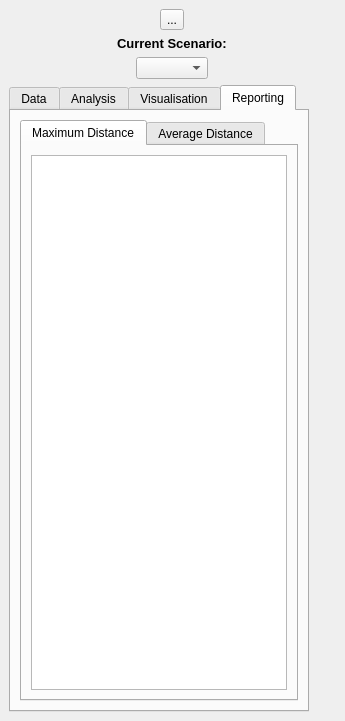
This is PASCAL2/spatial_decision_dockwidget_base.ui in SimonGriffioen/GEO1005 as Qt 5 draws it before an edit. The edited form follows.
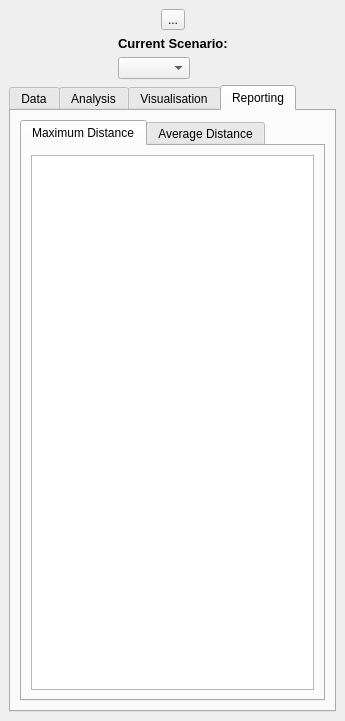
This is the edited form. The open tabs and pages were chosen to show the change.

Diff of the .ui file:
```diff
--- a/PASCAL2/spatial_decision_dockwidget_base.ui
+++ b/PASCAL2/spatial_decision_dockwidget_base.ui
@@ -29,8 +29,23 @@
    <string>PASCAL</string>
   </property>
   <widget class="QWidget" name="dockWidgetContents">
-   <layout class="QGridLayout" name="gridLayout">
-    <item row="0" column="1" alignment="Qt::AlignHCenter">
+   <layout class="QVBoxLayout" name="verticalLayout_3">
+    <item>
+     <layout class="QHBoxLayout" name="horizontalLayout">
+      <item>
+       <spacer name="horizontalSpacer">
+        <property name="orientation">
+         <enum>Qt::Horizontal</enum>
+        </property>
+        <property name="sizeHint" stdset="0">
+         <size>
+          <width>40</width>
+          <height>20</height>
+         </size>
+        </property>
+       </spacer>
+      </item>
+      <item>
      <widget class="QToolButton" name="bigiconButton">
       <property name="text">
        <string>...</string>
@@ -43,7 +58,39 @@
       </property>
      </widget>
     </item>
-    <item row="1" column="1" alignment="Qt::AlignHCenter">
+      <item>
+       <spacer name="horizontalSpacer_2">
+        <property name="orientation">
+         <enum>Qt::Horizontal</enum>
+        </property>
+        <property name="sizeHint" stdset="0">
+         <size>
+          <width>40</width>
+          <height>20</height>
+         </size>
+        </property>
+       </spacer>
+      </item>
+     </layout>
+    </item>
+    <item>
+     <layout class="QHBoxLayout" name="horizontalLayout_2">
+      <item>
+       <spacer name="horizontalSpacer_4">
+        <property name="orientation">
+         <enum>Qt::Horizontal</enum>
+        </property>
+        <property name="sizeHint" stdset="0">
+         <size>
+          <width>40</width>
+          <height>20</height>
+         </size>
+        </property>
+       </spacer>
+      </item>
+      <item>
+       <layout class="QVBoxLayout" name="verticalLayout_2">
+        <item>
      <widget class="QLabel" name="label_2">
       <property name="font">
        <font>
@@ -63,7 +110,7 @@
       </property>
      </widget>
     </item>
-    <item row="2" column="1" alignment="Qt::AlignHCenter">
+        <item>
      <widget class="QComboBox" name="scenarioCombo">
       <property name="sizePolicy">
        <sizepolicy hsizetype="Fixed" vsizetype="Fixed">
@@ -76,7 +123,24 @@
       </property>
      </widget>
     </item>
-    <item row="3" column="1" alignment="Qt::AlignLeft">
+       </layout>
+      </item>
+      <item>
+       <spacer name="horizontalSpacer_3">
+        <property name="orientation">
+         <enum>Qt::Horizontal</enum>
+        </property>
+        <property name="sizeHint" stdset="0">
+         <size>
+          <width>40</width>
+          <height>20</height>
+         </size>
+        </property>
+       </spacer>
+      </item>
+     </layout>
+    </item>
+    <item>
      <widget class="QTabWidget" name="sampleWidgets">
       <property name="sizePolicy">
        <sizepolicy hsizetype="Ignored" vsizetype="Expanding">
@@ -643,7 +707,7 @@
         <item>
          <widget class="QTabWidget" name="tabWidget">
           <property name="sizePolicy">
-           <sizepolicy hsizetype="Fixed" vsizetype="Expanding">
+           <sizepolicy hsizetype="Expanding" vsizetype="Expanding">
             <horstretch>0</horstretch>
             <verstretch>0</verstretch>
            </sizepolicy>
@@ -665,7 +729,7 @@
             <item row="0" column="0">
              <widget class="QTableWidget" name="statistics1Table">
               <property name="sizePolicy">
-               <sizepolicy hsizetype="Fixed" vsizetype="Expanding">
+               <sizepolicy hsizetype="Expanding" vsizetype="Expanding">
                 <horstretch>0</horstretch>
                 <verstretch>0</verstretch>
                </sizepolicy>
```
Left out of the diff: 2 changed lines with no effect on the pictures. Lines whose indentation alone changed are shown as unchanged.
